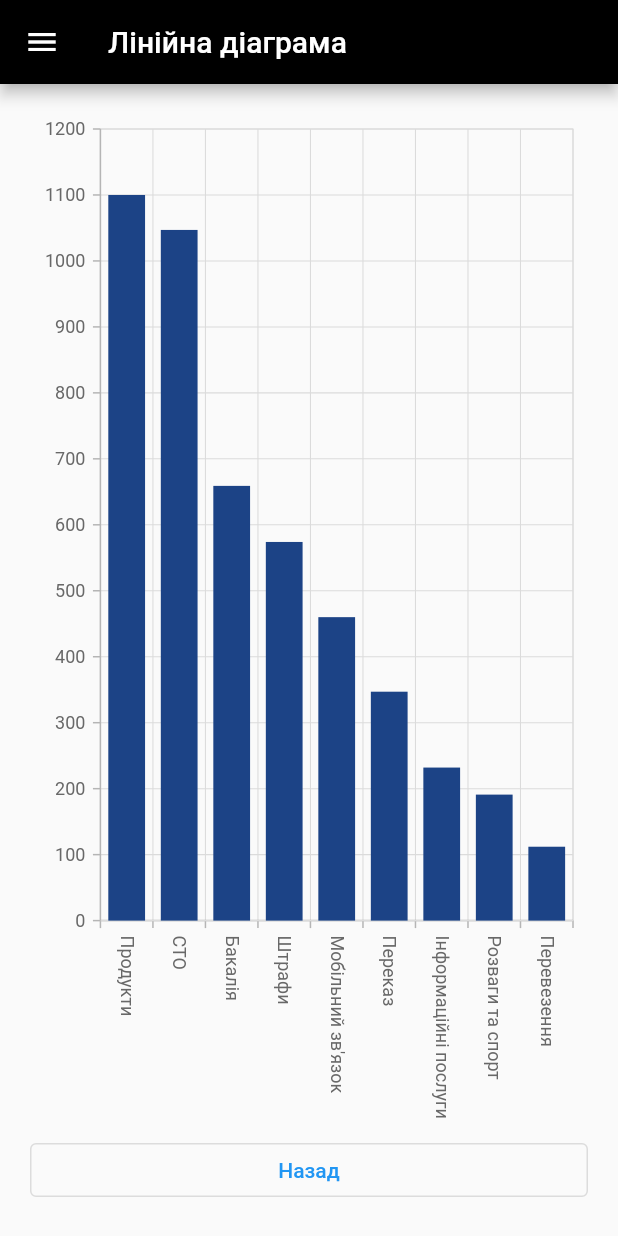
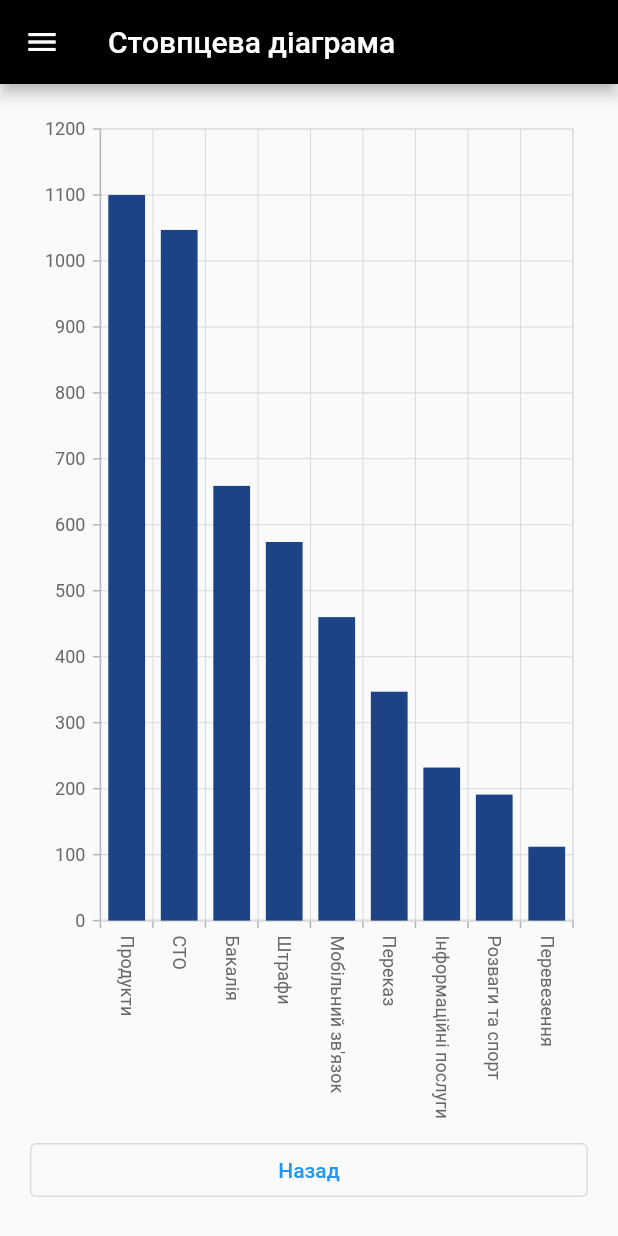
Before and after one commit to MiraculousNightingale/mono_management, a Flutter app: the BarChartView screen opened by its route, on a phone screen of 412 x 824 dp. Run offline on Flutter 3.47's test engine with Material 2 defaults, Android fonts, the light colour scheme and no system bars; our stand-ins replace carousel_slider, dio, firebase_auth, firebase_core, fluttertoast, get and 5 more; accounts and stored records are empty; generated files the repository leaves out were written again; project files that could hold a hidden picture were left out.

Commit message:
Fix bar and pie chart page titles

```diff
--- a/lib/src/core/ui/charts/bar_chart.dart
+++ b/lib/src/core/ui/charts/bar_chart.dart
@@ -15,7 +15,7 @@ class BarChartView extends GetView<HomeController> {
     return GetBuilder<HomeController>(
       builder: (controller) => Scaffold(
         appBar: AppBar(
-          title: Text(Localization.lineChart.tr),
+          title: Text(Localization.barChart.tr),
           backgroundColor: Colors.black,
         ),
         drawer: NavigationDrawer(
--- a/lib/src/core/ui/charts/pie_chart.dart
+++ b/lib/src/core/ui/charts/pie_chart.dart
@@ -15,7 +15,7 @@ class PieChartView extends GetView<HomeController> {
     return GetBuilder<HomeController>(
       builder: (controller) => Scaffold(
         appBar: AppBar(
-          title: Text(Localization.lineChart.tr),
+          title: Text(Localization.pieChart.tr),
           backgroundColor: Colors.black,
         ),
         drawer: NavigationDrawer(
```
